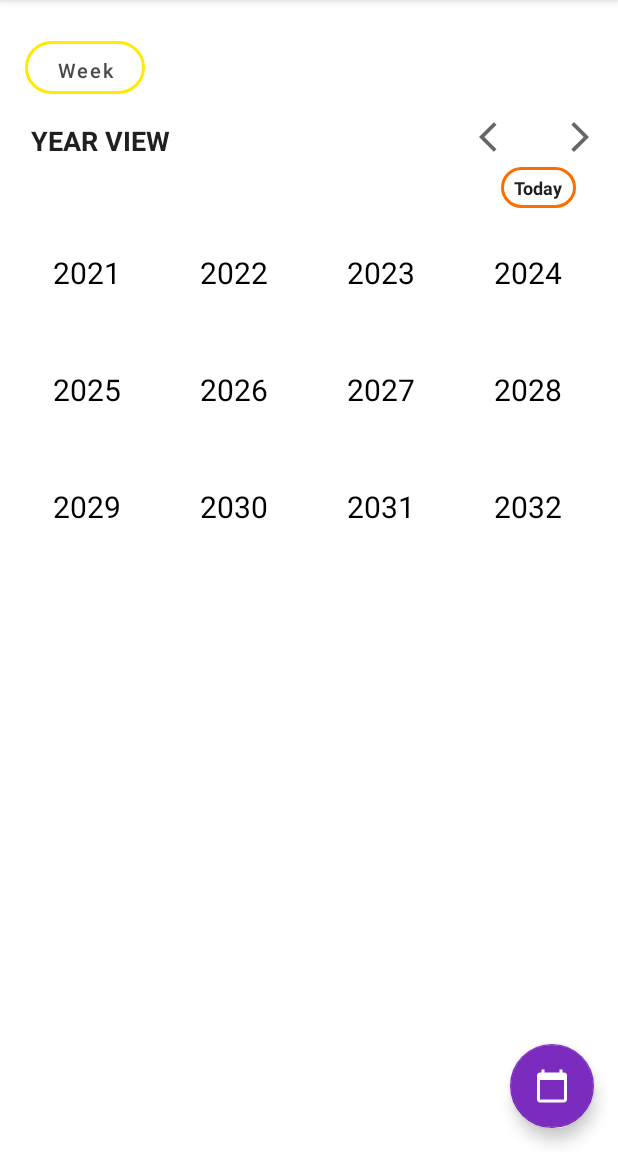
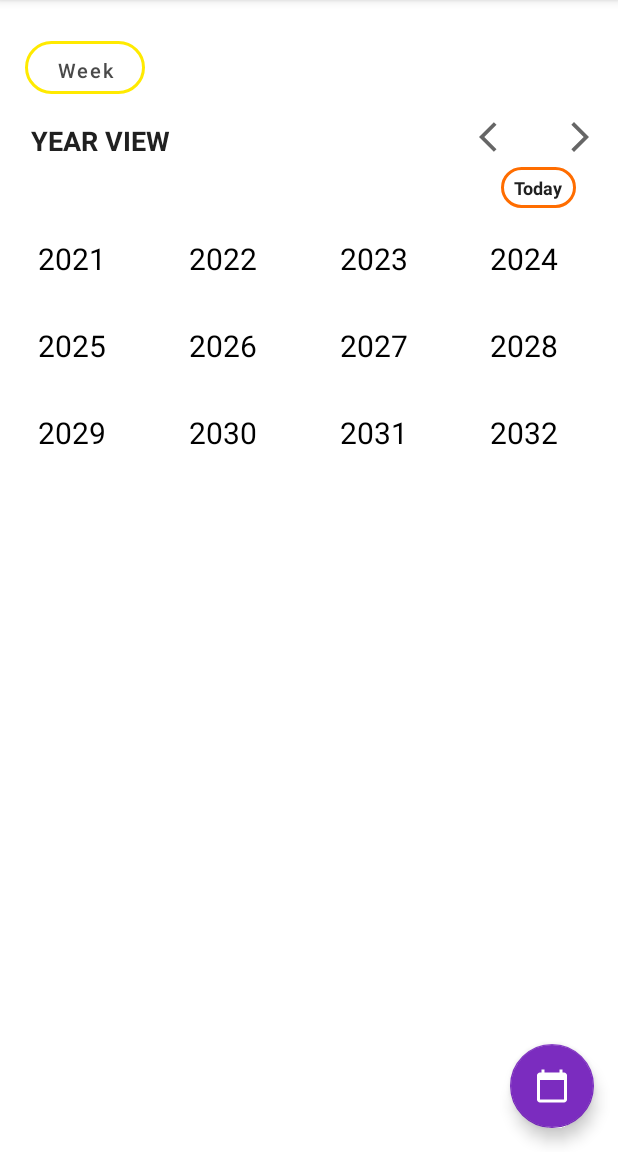
Before and after one commit to Debanshu777/Almanac, an Android app: the YearlyView screen opened through its navigation route, on a phone screen of 412 x 824 dp, the part 84-1236 px from its top. Run offline under Robolectric (Android 15) with nearby library versions, the phone set to English and light mode, and no system bars.

Commit message:
ReTouch and Today Button Toggle

```diff
--- a/app/src/main/java/com/debanshu777/calendarview/view/MonthlyView.kt
+++ b/app/src/main/java/com/debanshu777/calendarview/view/MonthlyView.kt
@@ -1,6 +1,7 @@
 package com.debanshu777.calendarview.view
 
 import android.os.Bundle
+import android.transition.Visibility
 import android.view.LayoutInflater
 import android.view.View
 import android.view.ViewGroup
@@ -46,6 +47,11 @@ class MonthlyView : Fragment(), MonthlyCalendarAdapter.OnItemListener {
                 val layoutManager = GridLayoutManager(context, 7)
                 binding.monthlyCalenderRecyclerView.layoutManager = layoutManager
                 binding.monthlyCalenderRecyclerView.adapter = calenderAdapter
+                if(selectedDate.month == LocalDate.now().month){
+                    binding.todayButton.visibility=View.INVISIBLE
+                }else{
+                    binding.todayButton.visibility=View.VISIBLE
+                }
             }
         )
         viewModel.formatDateString.observe(
--- a/app/src/main/java/com/debanshu777/calendarview/view/WeeklyView.kt
+++ b/app/src/main/java/com/debanshu777/calendarview/view/WeeklyView.kt
@@ -50,6 +50,11 @@ class WeeklyView : Fragment(), WeeklyCalenderAdapter.OnItemListener {
                 val layoutManager = GridLayoutManager(context, 7)
                 binding.weeklyCalenderRecyclerView.layoutManager = layoutManager
                 binding.weeklyCalenderRecyclerView.adapter = calenderAdapter
+                if(selectedDate.month == LocalDate.now().month){
+                    binding.todayButton.visibility=View.INVISIBLE
+                }else{
+                    binding.todayButton.visibility=View.VISIBLE
+                }
             }
         )
         binding.weeklyDisplayLeftShift.setOnClickListener {
--- a/app/src/main/res/layout/fragment_yearly_view.xml
+++ b/app/src/main/res/layout/fragment_yearly_view.xml
@@ -78,7 +78,6 @@
         android:layout_width="0dp"
         android:layout_height="wrap_content"
         android:paddingStart="10dp"
-        android:paddingEnd="10dp"
         app:layout_constraintBottom_toBottomOf="parent"
         app:layout_constraintEnd_toEndOf="parent"
         app:layout_constraintStart_toStartOf="parent"
--- a/app/src/main/res/layout/yearly_calender_cell_view.xml
+++ b/app/src/main/res/layout/yearly_calender_cell_view.xml
@@ -4,7 +4,7 @@
     android:layout_width="wrap_content"
     android:layout_height="wrap_content"
     android:layout_gravity="top|center"
-    android:layout_margin="20dp"
+    android:layout_margin="10dp"
     android:padding="5dp">
 
 
@@ -19,7 +19,6 @@
         app:layout_constraintBottom_toBottomOf="parent"
         app:layout_constraintLeft_toLeftOf="parent"
         app:layout_constraintRight_toRightOf="parent"
-        app:layout_constraintTop_toTopOf="parent"
-        app:layout_constraintVertical_bias="0.25" />
+        app:layout_constraintTop_toTopOf="parent" />
 
 </androidx.constraintlayout.widget.ConstraintLayout>
--- a/app/src/main/res/values/themes.xml
+++ b/app/src/main/res/values/themes.xml
@@ -1,6 +1,6 @@
 <resources xmlns:tools="http://schemas.android.com/tools">
     <!-- Base application theme. -->
-    <style name="Theme.CalenderView" parent="Theme.MaterialComponents.DayNight.NoActionBar">
+    <style name="Theme.CalenderView" parent="Theme.MaterialComponents.Light.NoActionBar">
         <!-- Primary brand color. -->
         <item name="colorPrimary">@color/base_yellow</item>
         <item name="colorPrimaryVariant">@color/base_orange</item>
```
